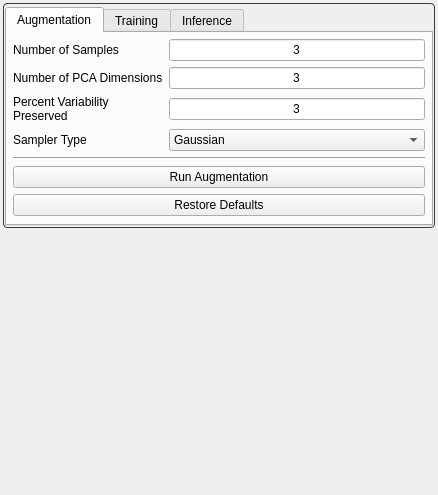
Qt form Studio/src/DeepSSM/DeepSSMTool.ui (SCIInstitute/ShapeWorks) before a commit.
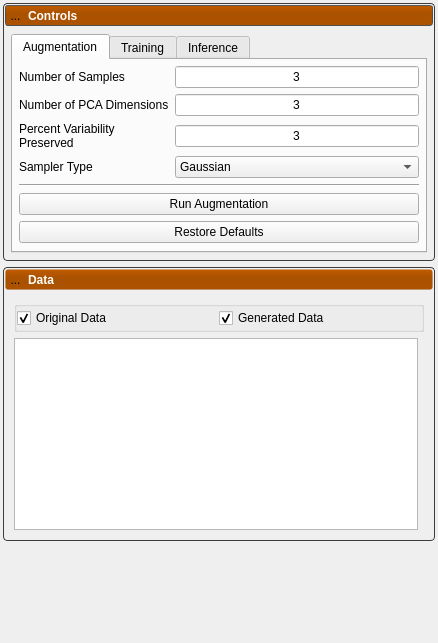
The same form after that commit. Icons and pictures are not drawn.

Commit message: Add panels, add table.

Diff of the .ui file:
```diff
--- a/Studio/src/DeepSSM/DeepSSMTool.ui
+++ b/Studio/src/DeepSSM/DeepSSMTool.ui
@@ -7,7 +7,7 @@
     <x>0</x>
     <y>0</y>
     <width>438</width>
-    <height>495</height>
+    <height>643</height>
    </rect>
   </property>
   <property name="windowTitle">
@@ -280,25 +280,25 @@
 
 
 
-/********************** view panel ***********************/
+/********************** controls panel ***********************/
 
-QLabel#view_label {
+QLabel#controls_label {
     color: white;
     font: bold;
 }
 
-QPushButton#view_header {
+QPushButton#controls_header {
     background-color: qlineargradient(spread:pad, x1:0.5, y1:0, x2:0.5, y2:0.960227, stop:0 rgba(0, 0, 0, 0), stop:0.45 rgba(0, 0, 0, 30), stop:1 rgba(0, 0, 0, 25));
     border-radius: 3px;
 }
 
-QWidget#view_header_background {
+QWidget#controls_header_background {
     background-color: rgb( 192, 92, 0);
     border-radius: 3px;
     border: 1px solid rgb(90, 90, 90);
 }
 
-QWidget#view_panel {
+QWidget#controls_panel {
     border-radius: 4px;
     border: 1px solid rgb(60, 60, 60);
     color: rgb(90, 90, 90);
@@ -306,50 +306,26 @@
 
 
 
-/********************** surface panel ***********************/
 
-QLabel#surface_label {
-    color: white;
-    font: bold;
-}
+/********************** data panel ***********************/
 
-QPushButton#surface_header {
-    background-color: qlineargradient(spread:pad, x1:0.5, y1:0, x2:0.5, y2:0.960227, stop:0 rgba(0, 0, 0, 0), stop:0.45 rgba(0, 0, 0, 30), stop:1 rgba(0, 0, 0, 25));
-    border-radius: 3px;
-}
-
-QWidget#surface_header_background {
-    background-color: rgb( 192, 92, 0);
-    border-radius: 3px;
-    border: 1px solid rgb(90 90, 90);
-}
-
-QWidget#surface_panel {
-    border-radius: 4px;
-    border: 1px solid rgb(60, 60, 60);
-    color: rgb(90, 90, 90);
-}
-
-
-/********************** metrics panel ***********************/
-
-QLabel#metrics_label {
+QLabel#data_label {
     color: white;
     font: bold;
 }
 
-QPushButton#metrics_header {
+QPushButton#data_header {
     background-color: qlineargradient(spread:pad, x1:0.5, y1:0, x2:0.5, y2:0.960227, stop:0 rgba(0, 0, 0, 0), stop:0.45 rgba(0, 0, 0, 30), stop:1 rgba(0, 0, 0, 25));
     border-radius: 3px;
 }
 
-QWidget#metrics_header_background {
+QWidget#data_header_background {
     background-color: rgb( 192, 92, 0);
     border-radius: 3px;
     border: 1px solid rgb(90 90, 90);
 }
 
-QWidget#metrics_panel {
+QWidget#data_panel {
     border-radius: 4px;
     border: 1px solid rgb(60, 60, 60);
     color: rgb(90, 90, 90);
@@ -369,7 +345,7 @@
     <number>3</number>
    </property>
    <item>
-    <widget class="QWidget" name="view_panel" native="true">
+    <widget class="QWidget" name="controls_panel" native="true">
      <property name="sizePolicy">
       <sizepolicy hsizetype="Preferred" vsizetype="Fixed">
        <horstretch>0</horstretch>
@@ -393,8 +369,8 @@
        <number>2</number>
       </property>
       <item>
-       <widget class="QWidget" name="view_header_background" native="true">
-        <layout class="QVBoxLayout" name="verticalLayout_13">
+       <widget class="QWidget" name="controls_header_background" native="true">
+        <layout class="QVBoxLayout" name="verticalLayout_2">
          <property name="leftMargin">
           <number>0</number>
          </property>
@@ -407,11 +383,99 @@
          <property name="bottomMargin">
           <number>0</number>
          </property>
+         <item>
+          <widget class="QWidget" name="controls_header_background_2" native="true">
+           <layout class="QVBoxLayout" name="verticalLayout_13">
+            <property name="leftMargin">
+             <number>0</number>
+            </property>
+            <property name="topMargin">
+             <number>0</number>
+            </property>
+            <property name="rightMargin">
+             <number>0</number>
+            </property>
+            <property name="bottomMargin">
+             <number>0</number>
+            </property>
+            <item>
+             <widget class="QPushButton" name="controls_header">
+              <property name="sizePolicy">
+               <sizepolicy hsizetype="Preferred" vsizetype="Fixed">
+                <horstretch>0</horstretch>
+                <verstretch>0</verstretch>
+               </sizepolicy>
+              </property>
+              <property name="minimumSize">
+               <size>
+                <width>215</width>
+                <height>21</height>
+               </size>
+              </property>
+              <layout class="QHBoxLayout" name="horizontalLayout_15">
+               <property name="spacing">
+                <number>2</number>
+               </property>
+               <property name="leftMargin">
+                <number>0</number>
+               </property>
+               <property name="topMargin">
+                <number>0</number>
+               </property>
+               <property name="rightMargin">
+                <number>0</number>
+               </property>
+               <property name="bottomMargin">
+                <number>0</number>
+               </property>
+               <item>
+                <widget class="QToolButton" name="controls_open_button">
+                 <property name="minimumSize">
+                  <size>
+                   <width>21</width>
+                   <height>21</height>
+                  </size>
+                 </property>
+                 <property name="maximumSize">
+                  <size>
+                   <width>21</width>
+                   <height>21</height>
+                  </size>
+                 </property>
+                 <property name="text">
+                  <string>...</string>
+                 </property>
+                 <property name="icon">
+                  <iconset resource="../Resources/ShapeWorksStudio.qrc">
+                   <normaloff>:/Studio/Images/RightArrowWhite.png</normaloff>
+                   <normalon>:/Studio/Images/DownArrowWhite.png</normalon>:/Studio/Images/RightArrowWhite.png</iconset>
+                 </property>
+                 <property name="checkable">
+                  <bool>true</bool>
+                 </property>
+                 <property name="checked">
+                  <bool>true</bool>
+                 </property>
+                </widget>
+               </item>
+               <item>
+                <widget class="QLabel" name="controls_label">
+                 <property name="text">
+                  <string>Controls</string>
+                 </property>
+                </widget>
+               </item>
+              </layout>
+             </widget>
+            </item>
+           </layout>
+          </widget>
+         </item>
         </layout>
        </widget>
       </item>
       <item>
-       <widget class="QWidget" name="view_content" native="true">
+       <widget class="QWidget" name="controls_content" native="true">
         <layout class="QVBoxLayout" name="verticalLayout_23">
          <property name="spacing">
           <number>2</number>
@@ -429,26 +493,26 @@
           <number>0</number>
          </property>
          <item>
-          <widget class="QWidget" name="views_content_widget" native="true">
+          <widget class="QWidget" name="controls_content_widget" native="true">
            <layout class="QGridLayout" name="gridLayout_10">
             <property name="leftMargin">
-             <number>0</number>
+             <number>6</number>
             </property>
             <property name="topMargin">
-             <number>0</number>
+             <number>6</number>
             </property>
             <property name="rightMargin">
-             <number>0</number>
+             <number>6</number>
             </property>
             <property name="bottomMargin">
-             <number>0</number>
+             <number>6</number>
             </property>
             <item row="0" column="0">
              <widget class="QTabWidget" name="tabWidget">
               <property name="currentIndex">
                <number>0</number>
               </property>
-              <widget class="QWidget" name="mean_tab">
+              <widget class="QWidget" name="augmentation_tab">
                <attribute name="title">
                 <string>Augmentation</string>
                </attribute>
@@ -566,13 +630,13 @@
                 </item>
                </layout>
               </widget>
-              <widget class="QWidget" name="samples_tab">
+              <widget class="QWidget" name="training_tab">
                <attribute name="title">
                 <string>Training</string>
                </attribute>
                <layout class="QGridLayout" name="gridLayout_4"/>
               </widget>
-              <widget class="QWidget" name="pca_tab">
+              <widget class="QWidget" name="inference_tab">
                <attribute name="title">
                 <string>Inference</string>
                </attribute>
@@ -596,6 +660,174 @@
      </layout>
     </widget>
    </item>
+   <item>
+    <widget class="QWidget" name="data_panel" native="true">
+     <property name="sizePolicy">
+      <sizepolicy hsizetype="Preferred" vsizetype="Fixed">
+       <horstretch>0</horstretch>
+       <verstretch>0</verstretch>
+      </sizepolicy>
+     </property>
+     <layout class="QVBoxLayout" name="verticalLayout_8">
+      <property name="spacing">
+       <number>2</number>
+      </property>
+      <property name="leftMargin">
+       <number>2</number>
+      </property>
+      <property name="topMargin">
+       <number>2</number>
+      </property>
+      <property name="rightMargin">
+       <number>2</number>
+      </property>
+      <property name="bottomMargin">
+       <number>2</number>
+      </property>
+      <item>
+       <widget class="QWidget" name="data_header_background" native="true">
+        <layout class="QVBoxLayout" name="verticalLayout_9">
+         <property name="leftMargin">
+          <number>0</number>
+         </property>
+         <property name="topMargin">
+          <number>0</number>
+         </property>
+         <property name="rightMargin">
+          <number>0</number>
+         </property>
+         <property name="bottomMargin">
+          <number>0</number>
+         </property>
+         <item>
+          <widget class="QPushButton" name="data_header">
+           <property name="sizePolicy">
+            <sizepolicy hsizetype="Preferred" vsizetype="Fixed">
+             <horstretch>0</horstretch>
+             <verstretch>0</verstretch>
+            </sizepolicy>
+           </property>
+           <property name="minimumSize">
+            <size>
+             <width>215</width>
+             <height>21</height>
+            </size>
+           </property>
+           <layout class="QHBoxLayout" name="horizontalLayout_5">
+            <property name="spacing">
+             <number>2</number>
+            </property>
+            <property name="leftMargin">
+             <number>0</number>
+            </property>
+            <property name="topMargin">
+             <number>0</number>
+            </property>
+            <property name="rightMargin">
+             <number>0</number>
+            </property>
+            <property name="bottomMargin">
+             <number>0</number>
+            </property>
+            <item>
+             <widget class="QToolButton" name="data_open_button">
+              <property name="minimumSize">
+               <size>
+                <width>21</width>
+                <height>21</height>
+               </size>
+              </property>
+              <property name="maximumSize">
+               <size>
+                <width>21</width>
+                <height>21</height>
+               </size>
+              </property>
+              <property name="text">
+               <string>...</string>
+              </property>
+              <property name="icon">
+               <iconset resource="../Resources/ShapeWorksStudio.qrc">
+                <normaloff>:/Studio/Images/RightArrowWhite.png</normaloff>
+                <normalon>:/Studio/Images/DownArrowWhite.png</normalon>:/Studio/Images/RightArrowWhite.png</iconset>
+              </property>
+              <property name="checkable">
+               <bool>true</bool>
+              </property>
+              <property name="checked">
+               <bool>true</bool>
+              </property>
+             </widget>
+            </item>
+            <item>
+             <widget class="QLabel" name="data_label">
+              <property name="text">
+               <string>Data</string>
+              </property>
+             </widget>
+            </item>
+           </layout>
+          </widget>
+         </item>
+        </layout>
+       </widget>
+      </item>
+      <item>
+       <widget class="QWidget" name="data_content" native="true">
+        <layout class="QGridLayout" name="gridLayout_12">
+         <item row="0" column="0" colspan="2">
+          <widget class="QGroupBox" name="groupBox">
+           <property name="title">
+            <string/>
+           </property>
+           <layout class="QHBoxLayout" name="horizontalLayout_2">
+            <property name="spacing">
+             <number>0</number>
+            </property>
+            <property name="leftMargin">
+             <number>0</number>
+            </property>
+            <property name="topMargin">
+             <number>0</number>
+            </property>
+            <property name="rightMargin">
+             <number>0</number>
+            </property>
+            <property name="bottomMargin">
+             <number>0</number>
+            </property>
+            <item>
+             <widget class="QCheckBox" name="original_data_checkbox">
+              <property name="text">
+               <string>Original Data</string>
+              </property>
+              <property name="checked">
+               <bool>true</bool>
+              </property>
+             </widget>
+            </item>
+            <item>
+             <widget class="QCheckBox" name="generated_data_checkbox">
+              <property name="text">
+               <string>Generated Data</string>
+              </property>
+              <property name="checked">
+               <bool>true</bool>
+              </property>
+             </widget>
+            </item>
+           </layout>
+          </widget>
+         </item>
+         <item row="1" column="0">
+          <widget class="QTableWidget" name="table"/>
+         </item>
+        </layout>
+       </widget>
+      </item>
+     </layout>
+    </widget>
+   </item>
    <item>
     <widget class="QWidget" name="widget_2" native="true">
      <property name="minimumSize">
```
The commit also changes 3 other files.
